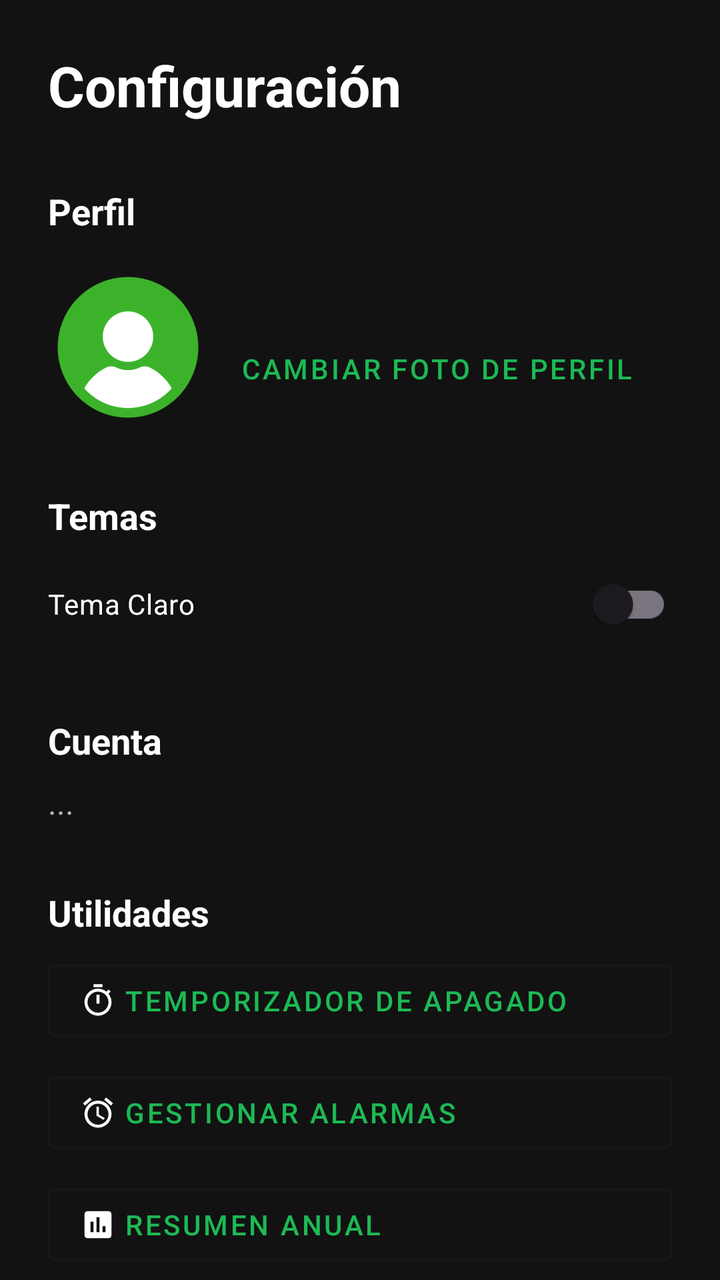
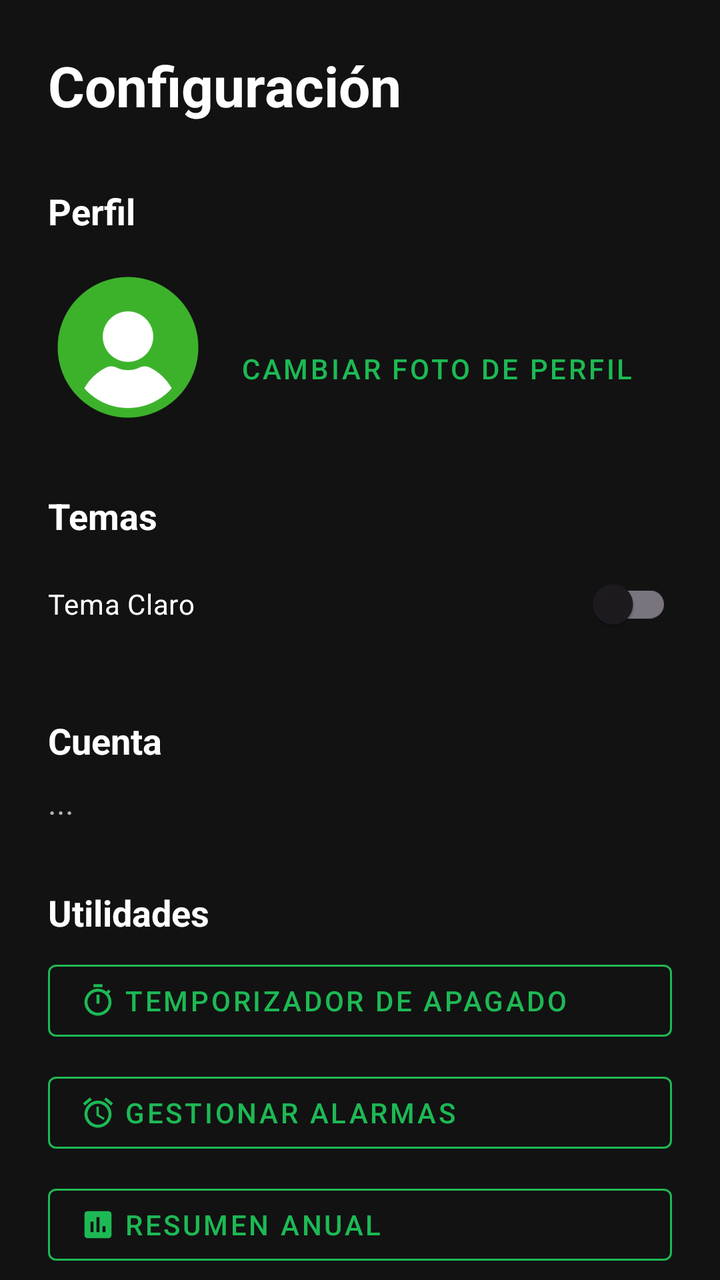

An Android layout rendered at two revisions. The XML below is the earlier revision; the diff shows what the commit changed to produce the second picture.
<!-- AndroidManifest.xml: application theme Theme.AppMusica -->
<!-- res/layout/fragment_settings.xml -->
<androidx.core.widget.NestedScrollView xmlns:android="http://schemas.android.com/apk/res/android"
    xmlns:app="http://schemas.android.com/apk/res-auto"
    android:layout_width="match_parent"
    android:layout_height="match_parent"
    android:fillViewport="true">

    <LinearLayout
        android:layout_width="match_parent"
        android:layout_height="wrap_content"
        android:background="?android:attr/windowBackground"
        android:orientation="vertical"
        android:padding="24dp">

        <TextView
            android:layout_width="wrap_content"
            android:layout_height="wrap_content"
            android:text="Configuración"
            android:textColor="?android:attr/textColorPrimary"
            android:textSize="28sp"
            android:textStyle="bold" />

        <TextView
            android:layout_width="match_parent"
            android:layout_height="wrap_content"
            android:layout_marginTop="32dp"
            android:text="Perfil"
            android:textColor="?android:attr/textColorPrimary"
            android:textSize="18sp"
            android:textStyle="bold" />

        <RelativeLayout
            android:layout_width="match_parent"
            android:layout_height="wrap_content"
            android:layout_marginTop="16dp">

            <ImageView
                android:id="@+id/ivUserDetailPhoto"
                android:layout_width="80dp"
                android:layout_height="80dp"
                android:scaleType="centerCrop"
                android:src="@drawable/user" />

            <LinearLayout
                android:layout_width="wrap_content"
                android:layout_height="wrap_content"
                android:layout_centerVertical="true"
                android:layout_marginStart="16dp"
                android:layout_toEndOf="@id/ivUserDetailPhoto"
                android:orientation="vertical">

                <TextView
                    android:id="@+id/txtSettingsUsername"
                    android:layout_width="wrap_content"
                    android:layout_height="wrap_content"
                    android:text=""
                    android:textColor="?android:attr/textColorPrimary"
                    android:textSize="16sp"
                    android:textStyle="bold" />

                <Button
                    android:id="@+id/btnChangeProfile"
                    style="@style/Widget.MaterialComponents.Button.TextButton"
                    android:layout_width="wrap_content"
                    android:layout_height="wrap_content"
                    android:paddingStart="0dp"
                    android:text="Cambiar foto de perfil"
                    android:textColor="@color/spotify_green" />
            </LinearLayout>
        </RelativeLayout>

        <TextView
            android:layout_width="wrap_content"
            android:layout_height="wrap_content"
            android:layout_marginTop="32dp"
            android:text="Temas"
            android:textColor="?android:attr/textColorPrimary"
            android:textSize="18sp"
            android:textStyle="bold" />

        
        <com.google.android.material.switchmaterial.SwitchMaterial
            android:id="@+id/switchLightTheme"
            android:layout_width="match_parent"
            android:layout_height="wrap_content"
            android:layout_marginTop="8dp"
            android:text="Tema Claro"
            android:textColor="?android:attr/textColorPrimary" />

        
        <LinearLayout
            android:id="@+id/premiumThemesLayout"
            android:layout_width="match_parent"
            android:layout_height="wrap_content"
            android:orientation="vertical"
            android:visibility="gone">

            <TextView
                android:layout_width="wrap_content"
                android:layout_height="wrap_content"
                android:layout_marginTop="8dp"
                android:text="Estilos Premium"
                android:textColor="@color/premium_gold"
                android:textSize="14sp"
                android:textStyle="italic" />

            <HorizontalScrollView
                android:layout_width="match_parent"
                android:layout_height="wrap_content"
                android:layout_marginTop="8dp">

                <LinearLayout
                    android:layout_width="wrap_content"
                    android:layout_height="60dp"
                    android:gravity="center_vertical"
                    android:orientation="horizontal">

                    <View android:id="@+id/themeDark" android:layout_width="40dp" android:layout_height="40dp" android:layout_margin="4dp" android:background="@color/spotify_black" />
                    <View android:id="@+id/themeGold" android:layout_width="40dp" android:layout_height="40dp" android:layout_margin="4dp" android:background="@color/premium_gold" />
                    <View android:id="@+id/themePink" android:layout_width="40dp" android:layout_height="40dp" android:layout_margin="4dp" android:background="@color/premium_pink" />
                    <View android:id="@+id/themeBlue" android:layout_width="40dp" android:layout_height="40dp" android:layout_margin="4dp" android:background="@color/premium_blue" />
                    <View android:id="@+id/themeEmerald" android:layout_width="40dp" android:layout_height="40dp" android:layout_margin="4dp" android:background="@color/premium_emerald" />
                </LinearLayout>
            </HorizontalScrollView>
        </LinearLayout>

        <TextView
            android:layout_width="wrap_content"
            android:layout_height="wrap_content"
            android:layout_marginTop="32dp"
            android:text="Cuenta"
            android:textColor="?android:attr/textColorPrimary"
            android:textSize="18sp"
            android:textStyle="bold" />

        <TextView
            android:id="@+id/txtAccountType"
            android:layout_width="match_parent"
            android:layout_height="wrap_content"
            android:layout_marginTop="8dp"
            android:text="..."
            android:textColor="?android:attr/textColorSecondary"
            android:textSize="16sp" />

        
        <LinearLayout
            android:id="@+id/mascotaSelectionLayout"
            android:layout_width="match_parent"
            android:layout_height="wrap_content"
            android:orientation="vertical"
            android:layout_marginTop="24dp"
            android:visibility="gone">

            <LinearLayout
                android:id="@+id/btnToggleMascotas"
                android:layout_width="match_parent"
                android:layout_height="wrap_content"
                android:orientation="horizontal"
                android:gravity="center_vertical"
                android:paddingVertical="8dp"
                android:background="?attr/selectableItemBackground"
                android:clickable="true"
                android:focusable="true">

                <TextView
                    android:layout_width="0dp"
                    android:layout_height="wrap_content"
                    android:layout_weight="1"
                    android:text="Elige tu Mascota"
                    android:textColor="@color/premium_gold"
                    android:textSize="18sp"
                    android:textStyle="bold" />

                <ImageView
                    android:id="@+id/ivMascotaArrow"
                    android:layout_width="24dp"
                    android:layout_height="24dp"
                    android:src="@drawable/ic_chevron_down"
                    app:tint="@color/premium_gold" />
            </LinearLayout>

            <androidx.recyclerview.widget.RecyclerView
                android:id="@+id/rvMascotas"
                android:layout_width="match_parent"
                android:layout_height="wrap_content"
                android:layout_marginTop="8dp"
                android:orientation="horizontal"
                android:visibility="gone"
                app:layoutManager="androidx.recyclerview.widget.LinearLayoutManager" />
        </LinearLayout>

        <TextView
            android:layout_width="wrap_content"
            android:layout_height="wrap_content"
            android:layout_marginTop="32dp"
            android:text="Utilidades"
            android:textColor="?android:attr/textColorPrimary"
            android:textSize="18sp"
            android:textStyle="bold" />

        <com.google.android.material.button.MaterialButton
            android:id="@+id/btnSleepTimer"
            style="@style/Widget.MaterialComponents.Button.OutlinedButton"
            android:layout_width="match_parent"
            android:layout_height="wrap_content"
            android:layout_marginTop="8dp"
            android:text="Temporizador de apagado"
            android:textAlignment="viewStart"
            app:icon="@drawable/ic_timer"
            app:iconTint="?android:attr/textColorPrimary"
            app:strokeColor="?attr/colorSurface" />

        <com.google.android.material.button.MaterialButton
            android:id="@+id/btnManageAlarms"
            style="@style/Widget.MaterialComponents.Button.OutlinedButton"
            android:layout_width="match_parent"
            android:layout_height="wrap_content"
            android:layout_marginTop="8dp"
            android:text="Gestionar Alarmas"
            android:textAlignment="viewStart"
            app:icon="@drawable/ic_alarm"
            app:iconTint="?android:attr/textColorPrimary"
            app:strokeColor="?attr/colorSurface" />

        <com.google.android.material.button.MaterialButton
            android:id="@+id/btnResumenAnual"
            style="@style/Widget.MaterialComponents.Button.OutlinedButton"
            android:layout_width="match_parent"
            android:layout_height="wrap_content"
            android:layout_marginTop="8dp"
            android:text="Resumen Anual"
            android:textAlignment="viewStart"
            app:icon="@drawable/ic_stats"
            app:iconTint="?android:attr/textColorPrimary"
            app:strokeColor="?attr/colorSurface" />

        <View
            android:layout_width="match_parent"
            android:layout_height="1dp"
            android:layout_marginTop="24dp"
            android:background="?attr/colorSurface" />

        <RelativeLayout
            android:layout_width="match_parent"
            android:layout_height="wrap_content"
            android:layout_marginTop="24dp">

            <TextView
                android:layout_width="wrap_content"
                android:layout_height="wrap_content"
                android:text="Historial de Sesiones"
                android:textColor="?android:attr/textColorPrimary"
                android:textSize="18sp"
                android:textStyle="bold" />

            <TextView
                android:id="@+id/btnDeleteHistory"
                android:layout_width="wrap_content"
                android:layout_height="wrap_content"
                android:layout_alignParentEnd="true"
                android:text="Borrar"
                android:textColor="@color/spotify_green"
                android:textSize="14sp"
                android:clickable="true"
                android:focusable="true"/>
        </RelativeLayout>

        <androidx.recyclerview.widget.RecyclerView
            android:id="@+id/rvHistory"
            android:layout_width="match_parent"
            android:layout_height="wrap_content"
            android:layout_marginTop="8dp"
            android:nestedScrollingEnabled="false" />

        <LinearLayout
            android:layout_width="match_parent"
            android:layout_height="wrap_content"
            android:orientation="horizontal"
            android:layout_marginTop="16dp"
            android:weightSum="2">

            <Button
                android:id="@+id/btnChangeAccount"
                style="@style/Widget.MaterialComponents.Button.TextButton"
                android:layout_width="0dp"
                android:layout_height="wrap_content"
                android:layout_weight="1"
                android:text="Cambiar cuenta"
                android:textColor="?android:attr/textColorPrimary" />

            <Button
                android:id="@+id/btnLogout"
                style="@style/Widget.MaterialComponents.Button.TextButton"
                android:layout_width="0dp"
                android:layout_height="wrap_content"
                android:layout_weight="1"
                android:text="Cerrar sesión"
                android:textColor="#FF4444" />
        </LinearLayout>
    </LinearLayout>
</androidx.core.widget.NestedScrollView>
<!-- resources referenced by this layout -->
<resources>
  <color name="premium_blue">#1E90FF</color>
  <color name="premium_emerald">#50C878</color>
  <color name="premium_gold">#FFD700</color>
  <color name="premium_pink">#FF69B4</color>
  <color name="spotify_black">#121212</color>
  <color name="spotify_green">#1DB954</color>
  <!-- drawable ic_alarm (drawable) -->
  <vector xmlns:android="http://schemas.android.com/apk/res/android"
      android:width="24dp"
      android:height="24dp"
      android:viewportWidth="24"
      android:viewportHeight="24">
      <path
          android:fillColor="#FF000000"
          android:pathData="M22,5.72l-4.6-3.86l-1.29,1.53l4.6,3.86L22,5.72zM7.88,3.39L6.59,1.86L2,5.72l1.29,1.53L7.88,3.39zM12.5,8H11v6l4.75,2.85l0.75-1.23l-4-2.37V8zM12,4c-4.97,0-9,4.03-9,9s4.03,9,9,9s9-4.03,9-9S16.97,4,12,4zM12,20c-3.87,0-7-3.13-7-7s3.13-7,7-7s7,3.13,7,7S15.87,20,12,20z" />
  </vector>
  <!-- drawable ic_chevron_down (drawable) -->
  <vector xmlns:android="http://schemas.android.com/apk/res/android"
      android:width="24dp"
      android:height="24dp"
      android:viewportWidth="24"
      android:viewportHeight="24">
      <path
          android:fillColor="#FFFFFF"
          android:pathData="M16.59,8.59L12,13.17L7.41,8.59L6,10l6,6l6,-6L16.59,8.59z" />
  </vector>
  <!-- drawable ic_stats (drawable) -->
  <vector xmlns:android="http://schemas.android.com/apk/res/android"
      android:width="24dp"
      android:height="24dp"
      android:viewportWidth="24"
      android:viewportHeight="24"
      android:tint="?attr/colorControlNormal">
    <path
        android:fillColor="@android:color/white"
        android:pathData="M19,3L5,3c-1.1,0 -2,0.9 -2,2v14c0,1.1 0.9,2 2,2h14c1.1,0 2,-0.9 2,-2L21,5c0,-1.1 -0.9,-2 -2,-2zM9,17L7,17v-7h2v7zM13,17h-2L11,7h2v10zM17,17h-2v-4h2v4z"/>
  </vector>
  <!-- drawable ic_timer (drawable) -->
  <vector xmlns:android="http://schemas.android.com/apk/res/android"
      android:width="24dp"
      android:height="24dp"
      android:viewportWidth="24"
      android:viewportHeight="24">
      <path
          android:fillColor="#FF000000"
          android:pathData="M15,1H9v2h6V1zM11,14h2V8h-2v6zM19.03,7.39l1.42-1.42c-0.43-0.51-0.9-0.99-1.41-1.41l-1.42,1.42C16.07,4.74,14.12,4,12,4c-4.97,0-9,4.03-9,9s4.03,9,9,9s9-4.03,9-9C21,10.88,20.26,8.93,19.03,7.39zM12,20c-3.87,0-7-3.13-7-7s3.13-7,7-7s7,3.13,7,7S15.87,20,12,20z" />
  </vector>
  <!-- drawable user: png bitmap (drawable, 23491 bytes) -->
  <style name="Theme.AppMusica" parent="Base.Theme.AppMusica">
          <item name="android:statusBarColor">@color/spotify_black</item>
          <item name="android:navigationBarColor">@color/spotify_black</item>
          <item name="android:windowLightStatusBar">false</item>
      </style>
  <style name="Base.Theme.AppMusica" parent="Theme.Material3.DayNight.NoActionBar">
          
          <item name="colorPrimary">@color/spotify_green</item>
          <item name="colorSurface">@color/spotify_dark_grey</item>
          <item name="android:windowBackground">@color/spotify_black</item>
          <item name="android:textColorPrimary">@color/white</item>
          <item name="android:textColorSecondary">@color/spotify_light_grey</item>
      </style>
  <color name="spotify_dark_grey">#181818</color>
  <color name="white">#FFFFFFFF</color>
  <color name="spotify_light_grey">#B3B3B3</color>
</resources>

<!-- the commit's change to res/layout/fragment_settings.xml (unified diff, before → after) -->
@@ -64,7 +64,7 @@
                     android:layout_height="wrap_content"
                     android:paddingStart="0dp"
                     android:text="Cambiar foto de perfil"
-                    android:textColor="@color/spotify_green" />
+                    android:textColor="?attr/colorPrimary" />
             </LinearLayout>
         </RelativeLayout>
 
@@ -205,9 +205,10 @@
             android:layout_marginTop="8dp"
             android:text="Temporizador de apagado"
             android:textAlignment="viewStart"
+            android:textColor="?attr/colorPrimary"
             app:icon="@drawable/ic_timer"
-            app:iconTint="?android:attr/textColorPrimary"
-            app:strokeColor="?attr/colorSurface" />
+            app:iconTint="?attr/colorPrimary"
+            app:strokeColor="?attr/colorPrimary" />
 
         <com.google.android.material.button.MaterialButton
             android:id="@+id/btnManageAlarms"
@@ -217,9 +218,10 @@
             android:layout_marginTop="8dp"
             android:text="Gestionar Alarmas"
             android:textAlignment="viewStart"
+            android:textColor="?attr/colorPrimary"
             app:icon="@drawable/ic_alarm"
-            app:iconTint="?android:attr/textColorPrimary"
-            app:strokeColor="?attr/colorSurface" />
+            app:iconTint="?attr/colorPrimary"
+            app:strokeColor="?attr/colorPrimary" />
 
         <com.google.android.material.button.MaterialButton
             android:id="@+id/btnResumenAnual"
@@ -229,9 +231,10 @@
             android:layout_marginTop="8dp"
             android:text="Resumen Anual"
             android:textAlignment="viewStart"
+            android:textColor="?attr/colorPrimary"
             app:icon="@drawable/ic_stats"
-            app:iconTint="?android:attr/textColorPrimary"
-            app:strokeColor="?attr/colorSurface" />
+            app:iconTint="?attr/colorPrimary"
+            app:strokeColor="?attr/colorPrimary" />
 
         <View
             android:layout_width="match_parent"
@@ -258,7 +261,7 @@
                 android:layout_height="wrap_content"
                 android:layout_alignParentEnd="true"
                 android:text="Borrar"
-                android:textColor="@color/spotify_green"
+                android:textColor="?attr/colorPrimary"
                 android:textSize="14sp"
                 android:clickable="true"
                 android:focusable="true"/>
@@ -285,7 +288,7 @@
                 android:layout_height="wrap_content"
                 android:layout_weight="1"
                 android:text="Cambiar cuenta"
-                android:textColor="?android:attr/textColorPrimary" />
+                android:textColor="?attr/colorPrimary" />
 
             <Button
                 android:id="@+id/btnLogout"
@@ -294,7 +297,7 @@
                 android:layout_height="wrap_content"
                 android:layout_weight="1"
                 android:text="Cerrar sesión"
-                android:textColor="#FF4444" />
+                android:textColor="?attr/colorPrimary" />
         </LinearLayout>
     </LinearLayout>
 </androidx.core.widget.NestedScrollView>
